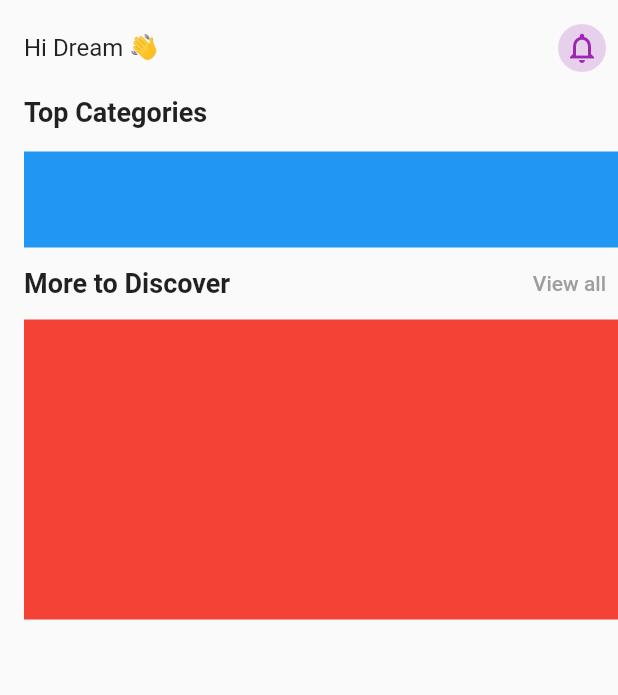
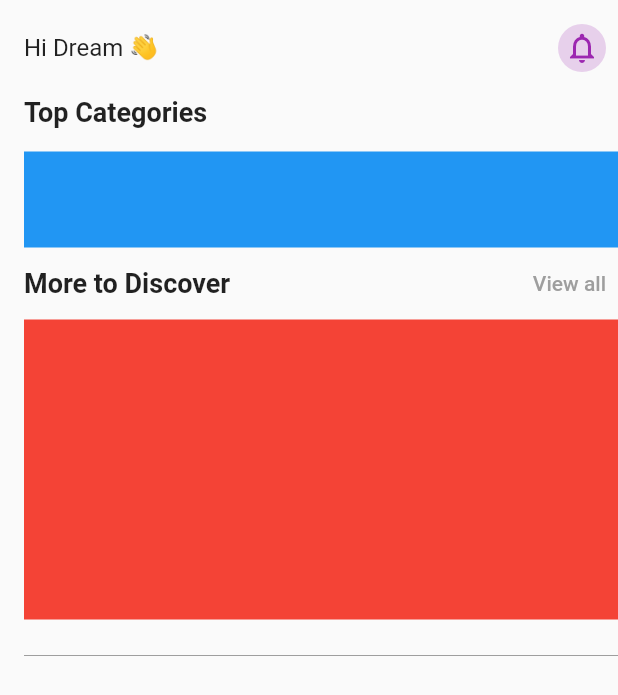
Before and after one commit to JAICHANGPARK/flutter_notebook_19th_story, a Flutter app: the screen it shows after launch, on a phone screen of 412 x 824 dp. Shown: the top 695 px of the screen. Run offline on Flutter 3.47's test engine with Material 2 defaults, Android fonts, the phone set to English and light mode, and no system bars; our stand-ins replace cached_network_image, countup, fl_chart, flutter_riverpod, freezed_annotation, smooth_page_indicator and 1 more.

Commit message:
Update podcast_home_page.dart

```diff
--- a/lib/ep1134_podcast_app/src/ui/podcast_home_page.dart
+++ b/lib/ep1134_podcast_app/src/ui/podcast_home_page.dart
@@ -85,6 +85,10 @@ class _PodcastHomePageState extends State<PodcastHomePage> {
                             decoration: BoxDecoration(
                               color: Colors.red,
                             ),
+                          ),
+                          Divider(
+                            color: Colors.grey,
+                            height: 48,
                           )
 
                         ],
```
